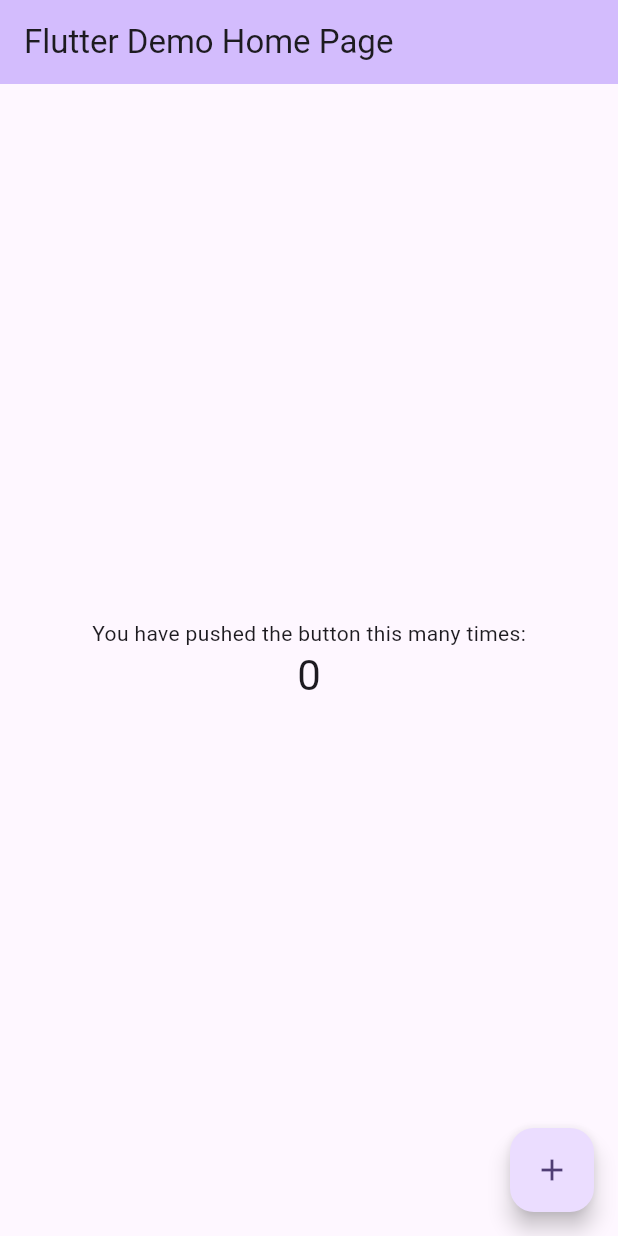
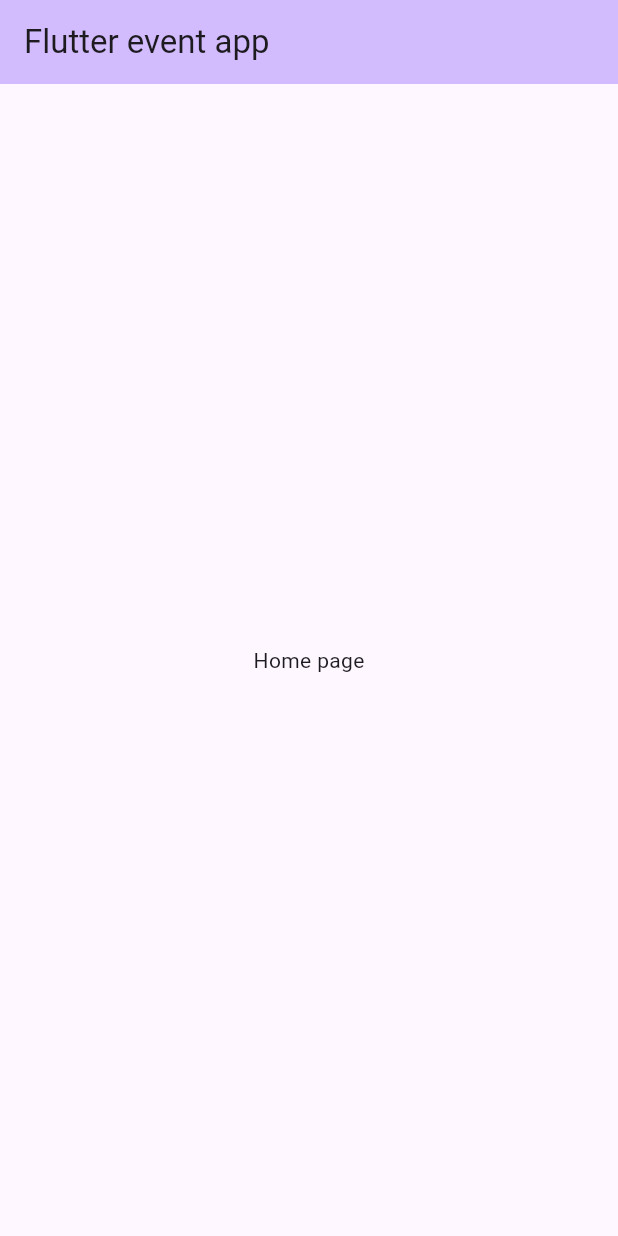
Before and after one commit to ronipaschoal/events, a Flutter app: the screen it shows after launch, on a phone screen of 412 x 824 dp. Run offline on Flutter 3.47's test engine with Material 3 defaults, Android fonts, the phone set to English and light mode, and no system bars.

Commit message:
feat: remove example app

```diff
--- a/lib/main.dart
+++ b/lib/main.dart
@@ -7,47 +7,21 @@ void main() {
 class MyApp extends StatelessWidget {
   const MyApp({super.key});
 
-  // This widget is the root of your application.
   @override
   Widget build(BuildContext context) {
     return MaterialApp(
-      title: 'Flutter Demo',
+      title: 'Flutter event app',
       theme: ThemeData(
-        // This is the theme of your application.
-        //
-        // TRY THIS: Try running your application with "flutter run". You'll see
-        // the application has a purple toolbar. Then, without quitting the app,
-        // try changing the seedColor in the colorScheme below to Colors.green
-        // and then invoke "hot reload" (save your changes or press the "hot
-        // reload" button in a Flutter-supported IDE, or press "r" if you used
-        // the command line to start the app).
-        //
-        // Notice that the counter didn't reset back to zero; the application
-        // state is not lost during the reload. To reset the state, use hot
-        // restart instead.
-        //
-        // This works for code too, not just values: Most code changes can be
-        // tested with just a hot reload.
         colorScheme: ColorScheme.fromSeed(seedColor: Colors.deepPurple),
         useMaterial3: true,
       ),
-      home: const MyHomePage(title: 'Flutter Demo Home Page'),
+      home: const MyHomePage(title: 'Flutter event app'),
     );
   }
 }
 
 class MyHomePage extends StatefulWidget {
   const MyHomePage({super.key, required this.title});
-
-  // This widget is the home page of your application. It is stateful, meaning
-  // that it has a State object (defined below) that contains fields that affect
-  // how it looks.
-
-  // This class is the configuration for the state. It holds the values (in this
-  // case the title) provided by the parent (in this case the App widget) and
-  // used by the build method of the State. Fields in a Widget subclass are
-  // always marked "final".
-
   final String title;
 
   @override
@@ -55,71 +29,23 @@ class MyHomePage extends StatefulWidget {
 }
 
 class _MyHomePageState extends State<MyHomePage> {
-  int _counter = 0;
-
-  void _incrementCounter() {
-    setState(() {
-      // This call to setState tells the Flutter framework that something has
-      // changed in this State, which causes it to rerun the build method below
-      // so that the display can reflect the updated values. If we changed
-      // _counter without calling setState(), then the build method would not be
-      // called again, and so nothing would appear to happen.
-      _counter++;
-    });
-  }
-
   @override
   Widget build(BuildContext context) {
-    // This method is rerun every time setState is called, for instance as done
-    // by the _incrementCounter method above.
-    //
-    // The Flutter framework has been optimized to make rerunning build methods
-    // fast, so that you can just rebuild anything that needs updating rather
-    // than having to individually change instances of widgets.
     return Scaffold(
       appBar: AppBar(
-        // TRY THIS: Try changing the color here to a specific color (to
-        // Colors.amber, perhaps?) and trigger a hot reload to see the AppBar
-        // change color while the other colors stay the same.
         backgroundColor: Theme.of(context).colorScheme.inversePrimary,
-        // Here we take the value from the MyHomePage object that was created by
-        // the App.build method, and use it to set our appbar title.
         title: Text(widget.title),
       ),
-      body: Center(
-        // Center is a layout widget. It takes a single child and positions it
-        // in the middle of the parent.
+      body: const Center(
         child: Column(
-          // Column is also a layout widget. It takes a list of children and
-          // arranges them vertically. By default, it sizes itself to fit its
-          // children horizontally, and tries to be as tall as its parent.
-          //
-          // Column has various properties to control how it sizes itself and
-          // how it positions its children. Here we use mainAxisAlignment to
-          // center the children vertically; the main axis here is the vertical
-          // axis because Columns are vertical (the cross axis would be
-          // horizontal).
-          //
-          // TRY THIS: Invoke "debug painting" (choose the "Toggle Debug Paint"
-          // action in the IDE, or press "p" in the console), to see the
-          // wireframe for each widget.
           mainAxisAlignment: MainAxisAlignment.center,
           children: <Widget>[
-            const Text(
-              'You have pushed the button this many times:',
-            ),
             Text(
-              '$_counter',
-              style: Theme.of(context).textTheme.headlineMedium,
+              'Home page',
             ),
           ],
         ),
       ),
-      floatingActionButton: FloatingActionButton(
-        onPressed: _incrementCounter,
-        tooltip: 'Increment',
-        child: const Icon(Icons.add),
-      ), // This trailing comma makes auto-formatting nicer for build methods.
     );
   }
 }
```
Also changed, not shown: pubspec.lock.
